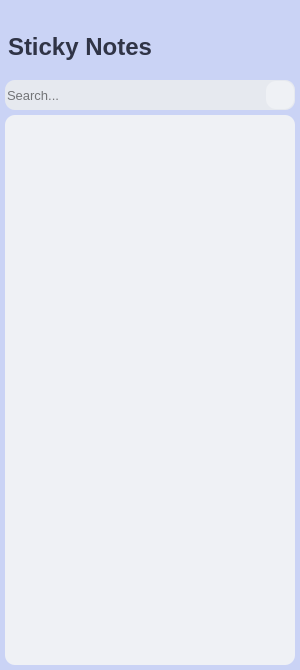
MapleBKL/sticky-notes, file sticky-notes/mainwindow.ui: the form before one commit.
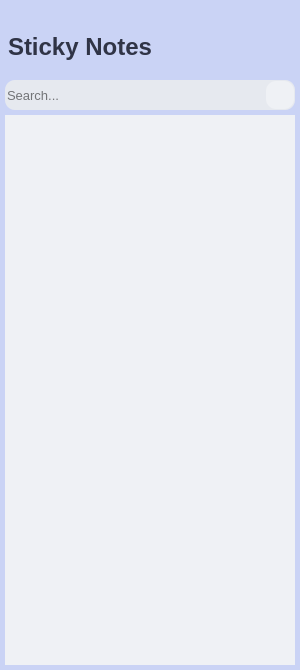
The form after the commit. Icons and pictures are not drawn.

What changed in the file:
```diff
--- a/sticky-notes/mainwindow.ui
+++ b/sticky-notes/mainwindow.ui
@@ -89,7 +89,6 @@
 
 QListWidget {
 	border: none;
-	border-radius: 10;
 	background-color: #EFF1F5;
 }
 
@@ -144,6 +143,12 @@
       <height>550</height>
      </rect>
     </property>
+    <property name="layoutDirection">
+     <enum>Qt::RightToLeft</enum>
+    </property>
+    <property name="selectionMode">
+     <enum>QAbstractItemView::NoSelection</enum>
+    </property>
    </widget>
    <widget class="QLineEdit" name="searchBar">
     <property name="geometry">
```
Left out of the diff: 4 changed lines with no effect on the pictures.
